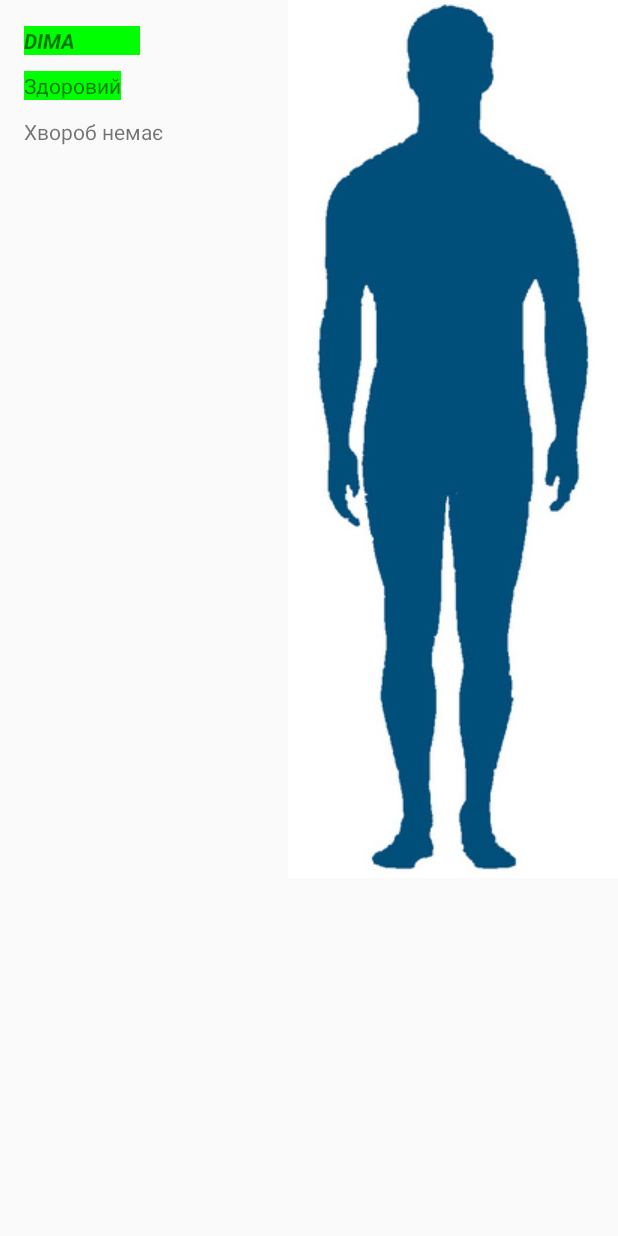
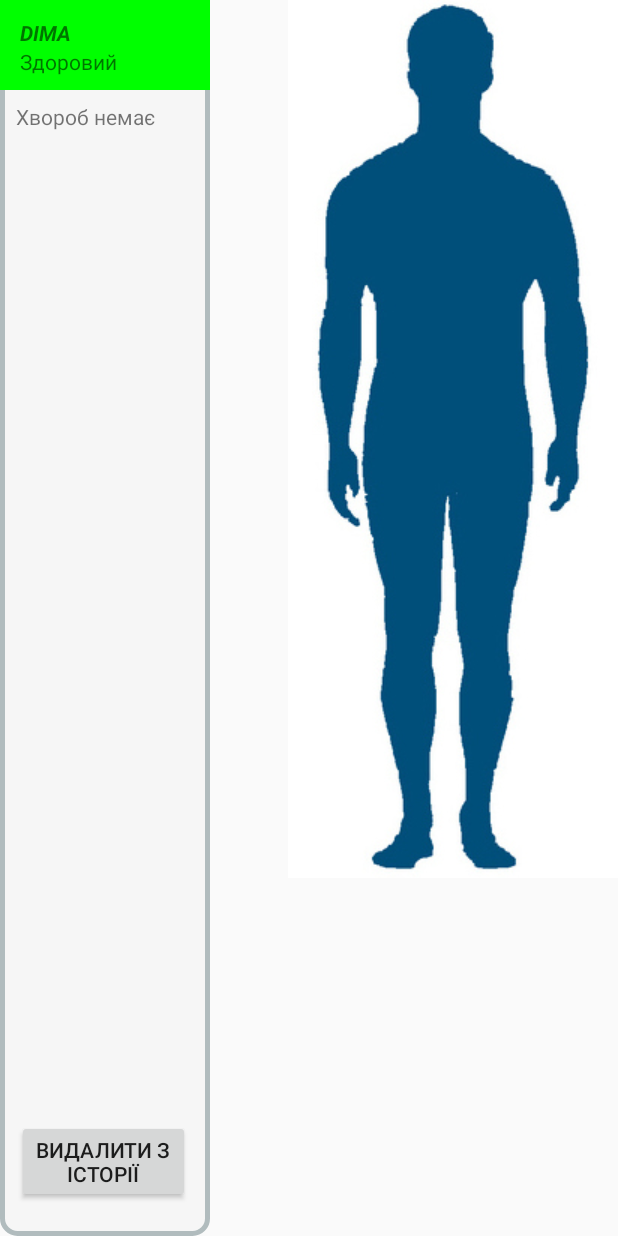
Before and after one commit to DimaBorisenkov/robodoc, an Android app: the fragment HistoryFragment shown on its own in the app's theme, after a tap on "Dima", on a phone screen of 412 x 824 dp. Run offline under Robolectric (Android 15) with nearby library versions, the phone set to English and light mode, and no system bars.

Commit message:
Added new decor for ResultActivity

```diff
--- a/app/src/main/java/com/example/dima/robodoc/domain/history/PatientsAdapter.java
+++ b/app/src/main/java/com/example/dima/robodoc/domain/history/PatientsAdapter.java
@@ -70,15 +70,6 @@ public class PatientsAdapter extends RecyclerView.Adapter<PatientsAdapter.ViewHo
 
 
 
-        /*if(check.length() > 35){
-            check = check.substring(0, 35) + "...";
-        }*/
-        /*if (diseases.length() > 35) {
-            check = diseases.substring(0, 35) + "...";
-        } else {
-            check = diseases;
-        }*/
-
         holder.diseasesText.setText(check);
         holder.nameText.setText(patient.getName());
         holder.dateText.setText(patient.getDate());
@@ -91,6 +82,7 @@ public class PatientsAdapter extends RecyclerView.Adapter<PatientsAdapter.ViewHo
             public void onClick(View view) {
                 Intent intent = new Intent(context, ResultActivity.class);
                 intent.putExtra("patient", patient);
+                intent.putExtra("type", "history");
                 context.startActivity(intent);
             }
         });
--- a/app/src/main/java/com/example/dima/robodoc/domain/result/ResultActivity.java
+++ b/app/src/main/java/com/example/dima/robodoc/domain/result/ResultActivity.java
@@ -8,12 +8,14 @@ import android.os.Build;
 import android.support.annotation.RequiresApi;
 import android.support.v7.app.AppCompatActivity;
 import android.os.Bundle;
+import android.text.Layout;
+import android.view.View;
+import android.widget.Button;
 import android.widget.ImageView;
+import android.widget.RelativeLayout;
 import android.widget.TextView;
-import android.widget.Toast;
 
 import com.example.dima.robodoc.R;
-import com.example.dima.robodoc.data.models.Disease;
 import com.example.dima.robodoc.data.models.Patient;
 
 import static android.graphics.Color.GREEN;
@@ -28,6 +30,8 @@ public class ResultActivity extends AppCompatActivity implements ResultContract.
     private ResultPresenter presenter;
     private Resources resources;
     private Drawable[] drawables;
+    private Button buttonDelete;
+    private RelativeLayout layout;
 
 
     @RequiresApi(api = Build.VERSION_CODES.M)
@@ -37,21 +41,20 @@ public class ResultActivity extends AppCompatActivity implements ResultContract.
         super.onCreate(savedInstanceState);
         setContentView(R.layout.activity_result);
 
+        buttonDelete = findViewById(R.id.buttonDelete);
         getValues();
+        if(type.equals("history")) buttonDelete.setVisibility(View.VISIBLE);
+
         patientName = findViewById(R.id.textViewPatientName);
         patientState = findViewById(R.id.textViewPatientState);
         patientDiseases = findViewById(R.id.textViewPatientDiseases);
         imageView = findViewById(R.id.imageView);
-
+        layout = findViewById(R.id.nameLayout);
         resources = getResources();
         imageView.setImageDrawable(resources.getDrawable(R.layout.layer, null));
-
-
         presenter = new ResultPresenter();
         presenter.setView(this);
-
         diseases = presenter.createDiseases(patient);
-
 
         setValues();
 
@@ -88,18 +91,17 @@ public class ResultActivity extends AppCompatActivity implements ResultContract.
             }
         }
 
-
-
         patientName.setText(patient.getName());
 
         if (patient.isState()) {
             patientState.setText("Здоровий");
-            patientState.setBackgroundColor(GREEN);
-            patientName.setBackgroundColor(GREEN);
+            layout.setBackgroundColor(GREEN);
+            /*patientState.setBackgroundColor(GREEN);
+            patientName.setBackgroundColor(GREEN);*/
         } else {
             patientState.setText("Хворий");
-            patientName.setBackgroundColor(RED);
-            patientState.setBackgroundColor(RED);
+            layout.setBackgroundColor(RED);
+           // patientState.setBackgroundColor(RED);
         }
 
         patientDiseases.setText(diseases);
--- a/app/src/main/res/layout/activity_result.xml
+++ b/app/src/main/res/layout/activity_result.xml
@@ -8,35 +8,52 @@
     tools:context=".domain.result.ResultActivity">
 
 
-    <TextView
-        android:id="@+id/textViewPatientDiseases"
-        android:layout_width="120dp"
-        android:layout_height="153dp"
-        android:layout_alignParentTop="true"
-        android:layout_alignStart="@+id/textViewPatientName"
-        android:layout_marginTop="78dp"
-        android:text="TextView" />
+    <RelativeLayout
+        android:background="@drawable/round_shape_layout"
+        android:layout_width="140dp"
+        android:layout_height="match_parent"
+        android:orientation="vertical">
+
+        <RelativeLayout
+            android:id="@+id/nameLayout"
+            android:layout_width="match_parent"
+            android:layout_height="60dp"
+            android:orientation="vertical">
 
             <TextView
                 android:id="@+id/textViewPatientName"
-        android:layout_width="77dp"
+                android:layout_width="147dp"
                 android:layout_height="wrap_content"
+
                 android:layout_alignParentStart="true"
                 android:layout_alignParentTop="true"
-        android:layout_marginStart="16dp"
-        android:layout_marginTop="17dp"
+                android:layout_marginStart="13dp"
+                android:layout_marginTop="12dp"
                 android:text="TextView"
                 android:textAllCaps="true"
                 android:textStyle="bold|italic" />
 
             <TextView
                 android:id="@+id/textViewPatientState"
-        android:layout_width="wrap_content"
+                android:layout_width="147dp"
                 android:layout_height="wrap_content"
+                android:layout_alignParentStart="true"
+                android:layout_below="@+id/textViewPatientName"
+                android:layout_marginStart="13dp"
+                android:text="TextView" />
+
+        </RelativeLayout>
+
+        <TextView
+            android:id="@+id/textViewPatientDiseases"
+            android:layout_width="129dp"
+            android:layout_height="153dp"
+            android:layout_alignParentEnd="true"
             android:layout_alignParentTop="true"
-        android:layout_alignStart="@+id/textViewPatientName"
-        android:layout_marginTop="47dp"
+            android:layout_marginTop="68dp"
             android:text="TextView" />
+
+    </RelativeLayout>
 
     <ImageView
         android:id="@+id/imageView"
@@ -46,4 +63,15 @@
         android:layout_alignParentTop="true"
         app:srcCompat="@android:color/background_light" />
 
+    <Button
+        android:id="@+id/buttonDelete"
+        android:layout_width="115dp"
+        android:layout_height="wrap_content"
+        android:layout_alignParentBottom="true"
+        android:layout_alignParentStart="true"
+        android:layout_marginBottom="22dp"
+        android:layout_marginStart="11dp"
+        android:text="@string/delete"
+        android:visibility="invisible" />
+
 </RelativeLayout>
--- a/app/src/main/res/values/strings.xml
+++ b/app/src/main/res/values/strings.xml
@@ -1,25 +1,29 @@
 <resources>
+    <!-- Menu -->
     <string name="app_name">FlashLab</string>
     <string name="bloodTest">Аналіз крові</string>
     <string name="trainer">Тренажер</string>
     <string name="simpleTest">Тест</string>
 
-
+    <!-- FormFragment -->
     <string name="firstTab">АНКЕТА</string>
     <string name="selectGender">Будь ласка, оберіть стать:</string>
     <string name="male">Чоловік</string>
     <string name="female">Жінка</string>
     <string name="confirm">Підтвердити</string>
 
+    <!-- Blood's names -->
+    <string name="hb"> HB   (Гемоглобін)</string>
+    <string name="rbc">RBC (Еритроцити)</string>
 
-
-
+    <!-- HistoryFragment -->
     <string name="secondTab">ІСТОРІЯ</string>
 
+    <!-- TabMenu -->
     <string name="sortByDate">Дата</string>
     <string name="sortByStatus">Статус</string>
 
-    <string name="hb"> HB   (Гемоглобін)</string>
-    <string name="rbc">RBC (Еритроцити)</string>
+    <!-- ResultActivity -->
+    <string name="delete">Видалити з історії</string>
 
 </resources>
```
Lines whose indentation alone changed are shown as unchanged.
